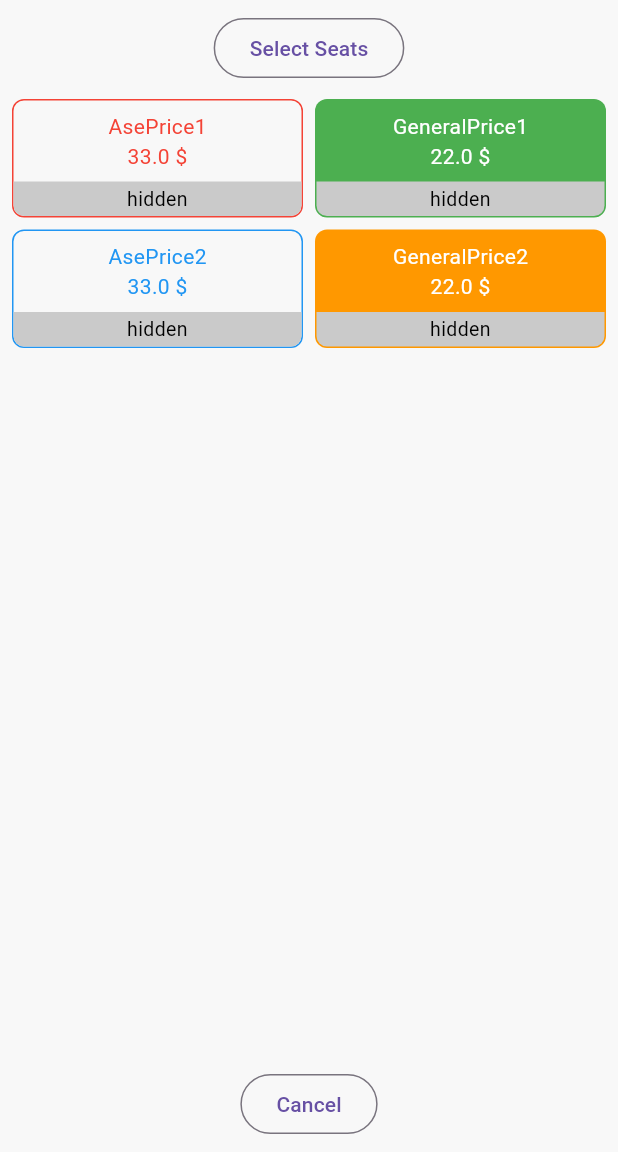
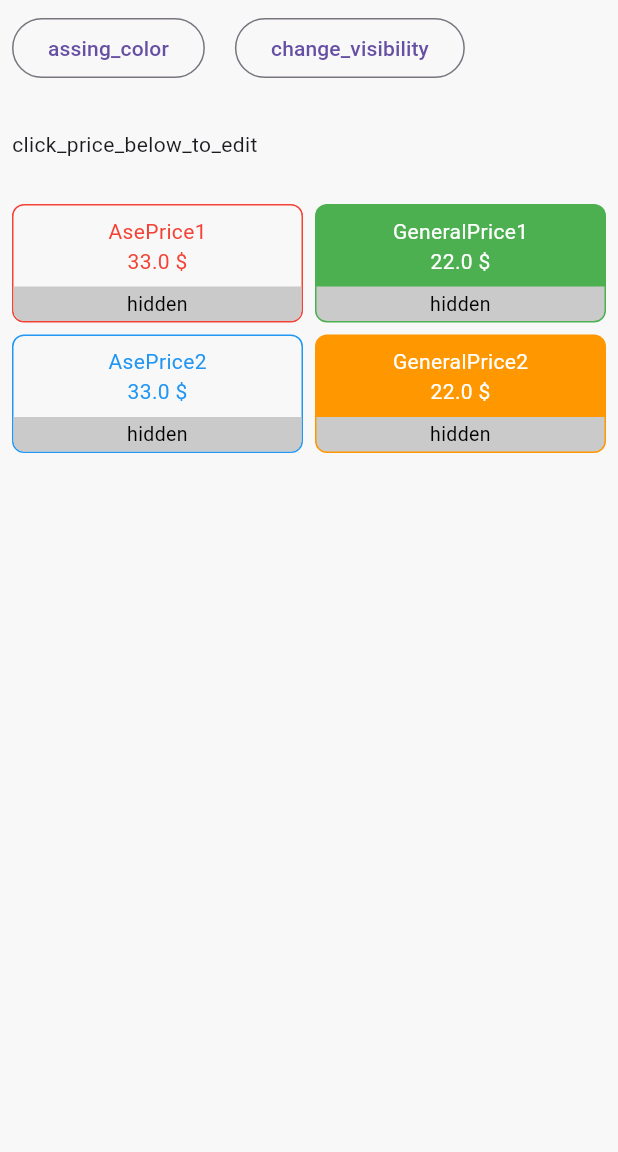
Before and after one commit to NKoroloff/flutter-test, a Flutter app: the EditPricesView screen opened by its route, on a phone screen of 412 x 824 dp, the part 84-1236 px from its top. Run offline on Flutter 3.47's test engine with Material 3 defaults, Android fonts, the phone set to English and light mode, and no system bars; our stand-ins replace get.

Commit message:
number input

```diff
--- a/lib/modules/cash_drawer/views/edit_prices_view.dart
+++ b/lib/modules/cash_drawer/views/edit_prices_view.dart
@@ -27,9 +27,18 @@ class EditPricesView extends StatelessWidget {
 
         child: Column(
           spacing: 10,
+          crossAxisAlignment: CrossAxisAlignment.start,
           children: [
-            OutlinedButton(onPressed: () {}, child: Text('select_seats'.tr)),
-
+            Row(
+              children: [
+                OutlinedButton(onPressed: () {}, child: Text('assing_color'.tr)),
+                SizedBox(width: 20),
+                OutlinedButton(onPressed: () {}, child: Text('change_visibility'.tr)),
+              ],
+            ),
+            SizedBox(height: 10),
+            Text('click_price_below_to_edit'),
+            SizedBox(height: 10),
             Expanded(
               child: GridView.builder(
                 itemCount: controller.prices.length,
@@ -69,8 +78,6 @@ class EditPricesView extends StatelessWidget {
                 },
               ),
             ),
-
-            OutlinedButton(onPressed: () {}, child: Text('cancel'.tr)),
           ],
         ),
       ),
--- a/lib/modules/cash_drawer/views/settings/widgets/settings_number_input.dart
+++ b/lib/modules/cash_drawer/views/settings/widgets/settings_number_input.dart
@@ -8,12 +8,12 @@ class SettingsNumberInput extends StatelessWidget {
     super.key,
   });
   final int value;
-  final void Function() onIncrement;
-  final void Function() onDecrement;
+  final void Function()? onIncrement;
+  final void Function()? onDecrement;
 
   @override
   Widget build(BuildContext context) {
-    Widget _buildIconButton(Color color, IconData icon, VoidCallback onPressed) {
+    Widget _buildIconButton(Color color, IconData icon, VoidCallback? onPressed) {
       return SizedBox(
         height: 30,
         width: 30,
```
